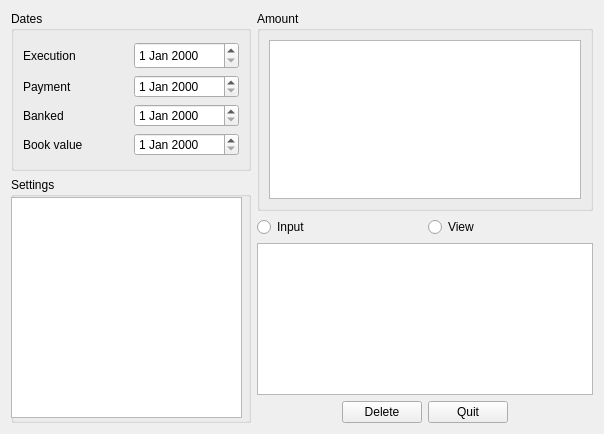
Above: plugins/accountreceiptsplugin/receiptviewer.ui from FreeHealth/freehealth before the change. Below: the same form after it.
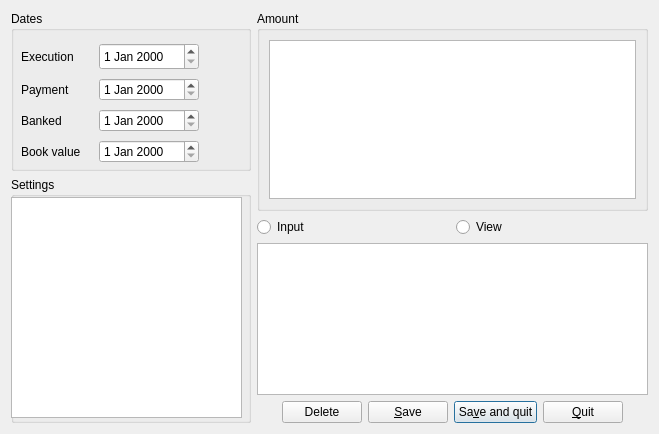
That is the form after the change.

Commit message: freeaccount:save and quit button

Diff of the .ui file:
```diff
--- a/plugins/accountreceiptsplugin/receiptviewer.ui
+++ b/plugins/accountreceiptsplugin/receiptviewer.ui
@@ -6,7 +6,7 @@
    <rect>
     <x>0</x>
     <y>0</y>
-    <width>604</width>
+    <width>659</width>
     <height>434</height>
    </rect>
   </property>
@@ -33,8 +33,15 @@
        <property name="title">
         <string>Dates</string>
        </property>
-       <layout class="QGridLayout" name="gridLayout_5">
-        <item row="0" column="0">
+       <widget class="QWidget" name="layoutWidget">
+        <property name="geometry">
+         <rect>
+          <x>10</x>
+          <y>30</y>
+          <width>178</width>
+          <height>128</height>
+         </rect>
+        </property>
          <layout class="QGridLayout" name="gridLayout_2">
           <item row="0" column="0">
            <widget class="QLabel" name="label">
@@ -96,8 +103,7 @@
            <widget class="QDateEdit" name="dateBook"/>
           </item>
          </layout>
-        </item>
-       </layout>
+       </widget>
       </widget>
      </item>
      <item row="0" column="1" rowspan="2">
@@ -200,6 +206,23 @@
          </property>
         </widget>
        </item>
+       <item>
+        <widget class="QPushButton" name="saveButton">
+         <property name="text">
+          <string>&amp;Save</string>
+         </property>
+        </widget>
+       </item>
+       <item>
+        <widget class="QPushButton" name="saveAndQuitButton">
+         <property name="text">
+          <string>Sa&amp;ve and quit</string>
+         </property>
+         <property name="default">
+          <bool>true</bool>
+         </property>
+        </widget>
+       </item>
        <item>
         <widget class="QPushButton" name="quitButton">
          <property name="minimumSize">
@@ -209,7 +232,7 @@
           </size>
          </property>
          <property name="text">
-          <string>Quit</string>
+          <string>&amp;Quit</string>
          </property>
         </widget>
        </item>
```
Left out of the diff: 6 changed lines with no effect on the pictures. Lines whose indentation alone changed are shown as unchanged.
